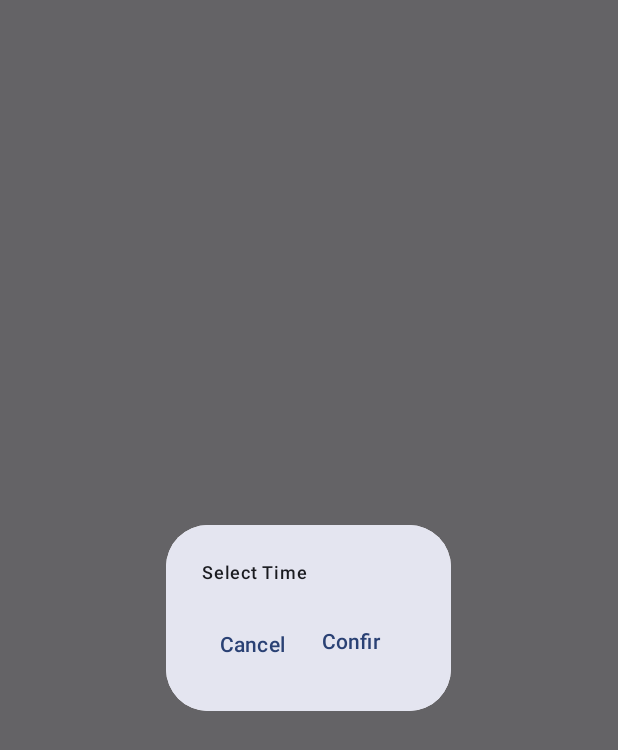
After one commit to glitchcodes/todo-app, an Android app built with Jetpack Compose: the composable TimePickerDialog shown on its own in the app's theme, on a phone screen of 412 x 824 dp. The commit adds this screen. Shown: the top 750 px of the screen. Run offline under Robolectric (Android 15) with nearby library versions, the phone set to English and light mode, and no system bars; our stand-ins replace Firebase (no records; nobody signed in at launch, a user with empty details on screens opened directly).

Commit message:
Add time selector on Add_Edit_Todo

```diff
--- /dev/null
+++ b/app/src/main/java/com/example/todoappcompose/ui/TimePickerDialog.kt
@@ -0,0 +1,77 @@
+package com.example.todoappcompose.ui
+
+import androidx.compose.foundation.background
+import androidx.compose.foundation.layout.Column
+import androidx.compose.foundation.layout.IntrinsicSize
+import androidx.compose.foundation.layout.Row
+import androidx.compose.foundation.layout.Spacer
+import androidx.compose.foundation.layout.fillMaxWidth
+import androidx.compose.foundation.layout.height
+import androidx.compose.foundation.layout.padding
+import androidx.compose.foundation.layout.width
+import androidx.compose.material3.MaterialTheme
+import androidx.compose.material3.Surface
+import androidx.compose.material3.Text
+import androidx.compose.material3.TextButton
+import androidx.compose.runtime.Composable
+import androidx.compose.ui.Alignment
+import androidx.compose.ui.Modifier
+import androidx.compose.ui.unit.dp
+import androidx.compose.ui.window.Dialog
+import androidx.compose.ui.window.DialogProperties
+
+@Composable
+fun TimePickerDialog(
+    title: String = "Select Time",
+    onCancel: () -> Unit,
+    onConfirm: () -> Unit,
+    toggle: @Composable () -> Unit = {},
+    content: @Composable () -> Unit,
+) {
+    Dialog(
+        onDismissRequest = onCancel,
+        properties = DialogProperties(
+            usePlatformDefaultWidth = false
+        ),
+    ) {
+        Surface(
+            shape = MaterialTheme.shapes.extraLarge,
+            tonalElevation = 6.dp,
+            modifier = Modifier
+                .width(IntrinsicSize.Min)
+                .height(IntrinsicSize.Min)
+                .background(
+                    shape = MaterialTheme.shapes.extraLarge,
+                    color = MaterialTheme.colorScheme.surface
+                ),
+        ) {
+            Column(
+                modifier = Modifier.padding(24.dp),
+                horizontalAlignment = Alignment.CenterHorizontally
+            ) {
+                Text(
+                    modifier = Modifier
+                        .fillMaxWidth()
+                        .padding(bottom = 20.dp),
+                    text = title,
+                    style = MaterialTheme.typography.labelMedium
+                )
+                content()
+                Row(
+                    modifier = Modifier
+                        .height(40.dp)
+                        .fillMaxWidth()
+                ) {
+                    toggle()
+                    Spacer(modifier = Modifier.weight(1f))
+                    TextButton(
+                        onClick = onCancel
+                    ) { Text("Cancel") }
+                    TextButton(
+                        onClick = onConfirm
+                    ) { Text("Confirm") }
+                }
+            }
+        }
+    }
+}
--- a/app/src/main/java/com/example/todoappcompose/ui/add_edit_todo/AddEditTodoEvent.kt
+++ b/app/src/main/java/com/example/todoappcompose/ui/add_edit_todo/AddEditTodoEvent.kt
@@ -4,5 +4,6 @@ sealed class AddEditTodoEvent {
     data class OnTitleChange(val title: String): AddEditTodoEvent()
     data class OnDescriptionChange(val description: String): AddEditTodoEvent()
     data class OnDateChanged(val selectedDate: Long): AddEditTodoEvent()
+    data class OnTimeChanged(val hour: Int, val minute: Int): AddEditTodoEvent()
     data object OnSaveTodoClick: AddEditTodoEvent()
 }
```
Also changed, not shown: app/src/main/java/com/example/todoappcompose/data/Todo.kt (+6 -2 lines), app/src/main/java/com/example/todoappcompose/ui/add_edit_todo/AddEditTodoScreen.kt (+65 -23 lines), app/src/main/java/com/example/todoappcompose/ui/add_edit_todo/AddEditTodoViewModel.kt (+33 -2 lines).
